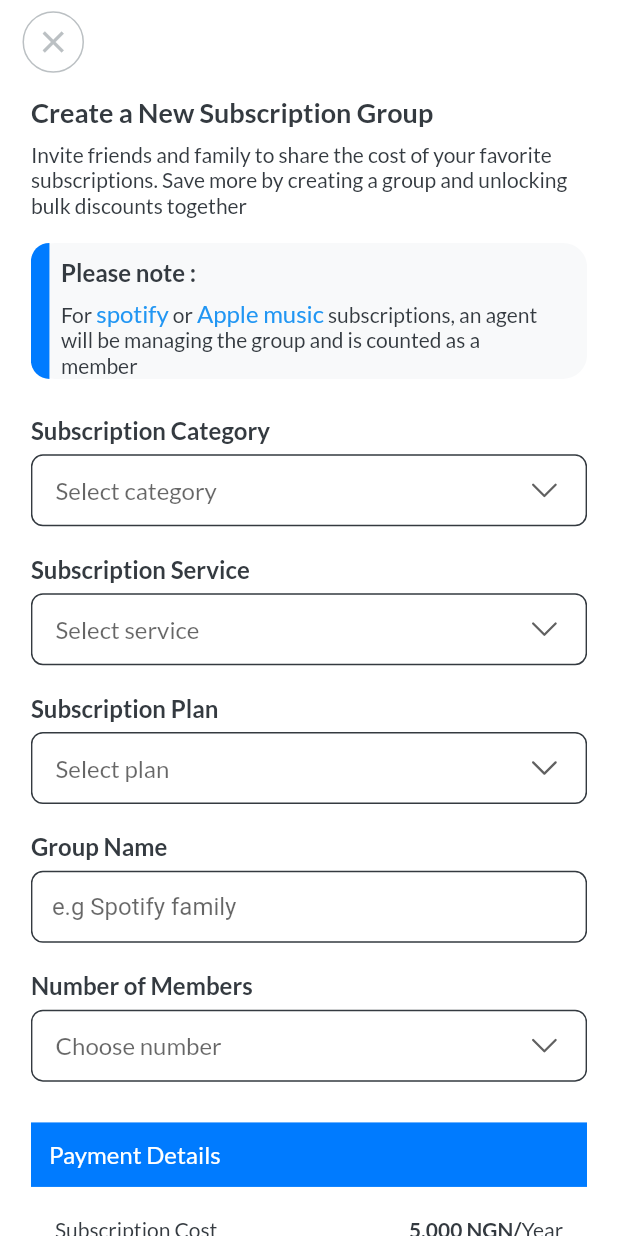
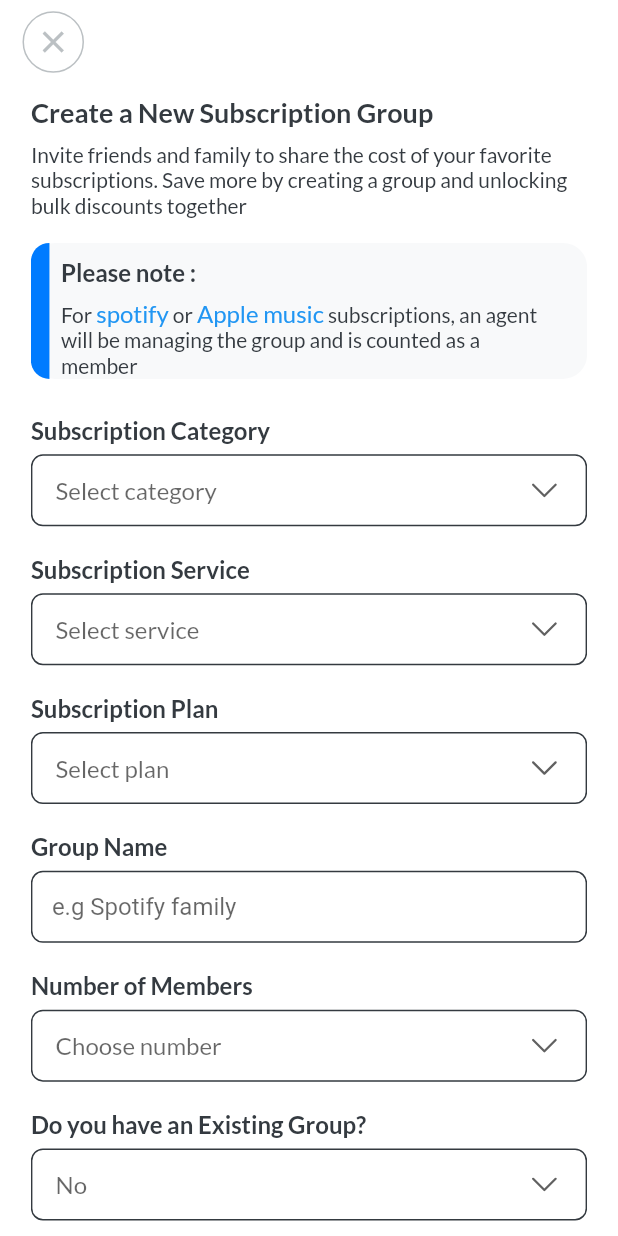
Before and after one commit to Omozuas/sharepact, a Flutter app: the CreateGroupScreen screen opened directly, on a phone screen of 412 x 824 dp. Run offline on Flutter 3.47's test engine with Material 3 defaults, Android fonts, the phone set to English and light mode, and no system bars; our stand-ins replace firebase_core, google_fonts, heroicons_flutter, smooth_page_indicator; accounts and stored records are empty.

Commit message:
create group

```diff
--- a/lib/create_group.dart
+++ b/lib/create_group.dart
@@ -1,11 +1,10 @@
-// ignore_for_file: library_private_types_in_public_api
-
 import 'package:flutter/cupertino.dart';
 import 'package:flutter/gestures.dart';
 import 'package:flutter/material.dart';
 import 'package:google_fonts/google_fonts.dart';
 import 'package:heroicons_flutter/heroicons_flutter.dart';
 import 'package:sharepact_app/screens/home/components/input_field.dart';
+import 'package:intl/intl.dart';
 
 class CreateGroupScreen extends StatefulWidget {
   const CreateGroupScreen({super.key});
@@ -20,8 +19,58 @@ class _CreateGroupScreenState extends State<CreateGroupScreen> {
   String selectedPlan = '';
   String groupName = '';
   String numberOfMembers = '';
-  bool isPublic = true;
+  String existingGroup = 'No';
   bool agreedToTerms = false;
+  bool showDatePickerFlag = false;
+  DateTime? selectedDate;
+
+  Future<void> _selectDate(BuildContext context) async {
+    final DateTime? picked = await showDatePicker(
+      context: context,
+      initialDate: selectedDate ?? DateTime.now(),
+      firstDate: DateTime(2000),
+      lastDate: DateTime(2101),
+    );
+    if (picked != null && picked != selectedDate) {
+      setState(() {
+        selectedDate = picked;
+        showDatePickerFlag = true;
+      });
+    }
+  }
+
+  void _showPrivacyDialog() {
+    showDialog(
+      context: context,
+      builder: (BuildContext context) {
+        return AlertDialog(
+          title: Text('Do you have an Existing Group?'),
+          content: Text('Do you have an Existing Group?'),
+          actions: <Widget>[
+            TextButton(
+              child: Text('No'),
+              onPressed: () {
+                Navigator.of(context).pop();
+                _proceedWithGroupCreation();
+              },
+            ),
+            TextButton(
+              child: Text('Yes'),
+              onPressed: () {
+                Navigator.of(context).pop();
+                _selectDate(context);
+              },
+            ),
+          ],
+        );
+      },
+    );
+  }
+
+  void _proceedWithGroupCreation() {
+    // Handle the creation of group without showing date picker
+    // For example, navigate to the next screen or show a confirmation message
+  }
 
   @override
   Widget build(BuildContext context) {
@@ -29,7 +78,6 @@ class _CreateGroupScreenState extends State<CreateGroupScreen> {
     final width = MediaQuery.of(context).size.width;
     return Scaffold(
       appBar: AppBar(
-        // toolbarHeight: 0, // Hide the app bar
         backgroundColor: Colors.white,
         leading: Padding(
           padding: const EdgeInsets.only(left: 15.0),
@@ -84,7 +132,6 @@ class _CreateGroupScreenState extends State<CreateGroupScreen> {
                         color: const Color(0xFFF8F9FA),
                         borderRadius: BorderRadius.circular(16.0),
                       ),
-                      child: Expanded(
                       child: Column(
                         crossAxisAlignment: CrossAxisAlignment.start,
                         children: [
@@ -157,7 +204,6 @@ class _CreateGroupScreenState extends State<CreateGroupScreen> {
                       ),
                     ),
                   ),
-                  ),
                   Positioned(
                     left: width * .00000001,
                     child: Container(
@@ -190,7 +236,7 @@ class _CreateGroupScreenState extends State<CreateGroupScreen> {
                   items: <String>[
                     'Category 1',
                     'Category 2',
-                    'Cateogry 3',
+                    'Category 3',
                   ].map((String value) {
                     return DropdownMenuItem<String>(
                       value: value,
@@ -356,6 +402,89 @@ class _CreateGroupScreenState extends State<CreateGroupScreen> {
                   },
                 ),
               ),
+              AppInputField(
+                headerText: 'Do you have an Existing Group?',
+                style: GoogleFonts.lato(
+                  color: const Color(0xff343A40),
+                  fontSize: 16,
+                  fontWeight: FontWeight.w600,
+                ),
+                hintText: 'Select Yes or No',
+                trailing: DropdownButton<String>(
+                  icon: const Icon(HeroiconsOutline.chevronDown),
+                  padding:
+                      EdgeInsets.only(left: width * .04, right: width * .04),
+                  items: <String>['Yes', 'No'].map((String value) {
+                    return DropdownMenuItem<String>(
+                      value: value,
+                      child: Text(
+                        value,
+                        style: GoogleFonts.lato(
+                          fontWeight: FontWeight.w400,
+                        ),
+                      ),
+                    );
+                  }).toList(),
+                  hint: Text(
+                    existingGroup,
+                    style: GoogleFonts.lato(),
+                  ),
+                  borderRadius: BorderRadius.circular(10),
+                  underline: const SizedBox(),
+                  isExpanded: true,
+                  onChanged: (value) {
+                    if (value != null) {
+                      setState(() {
+                        existingGroup = value;
+                        if (existingGroup == 'Yes') {
+                          _selectDate(context);
+                        } else {
+                          showDatePickerFlag = false;
+                          selectedDate = null;
+                          _proceedWithGroupCreation();
+                        }
+                      });
+                    }
+                  },
+                ),
+              ),
+              if (showDatePickerFlag)
+                Column(
+                  crossAxisAlignment: CrossAxisAlignment.start,
+                  children: [
+                    SizedBox(height: height * .02),
+                    Text(
+                      'Next Subscription Date',
+                      style: GoogleFonts.lato(
+                        color: const Color(0xff343A40),
+                        fontSize: 16,
+                        fontWeight: FontWeight.w600,
+                      ),
+                    ),
+                    SizedBox(height: height * .01),
+                    GestureDetector(
+                      onTap: () {
+                        _selectDate(context);
+                      },
+                      child: Container(
+                        padding: const EdgeInsets.symmetric(
+                            vertical: 12, horizontal: 16),
+                        decoration: BoxDecoration(
+                          color: const Color(0xFFF8F9FA),
+                          borderRadius: BorderRadius.circular(10),
+                        ),
+                        child: Text(
+                          DateFormat.yMd().format(selectedDate!),
+                          style: GoogleFonts.lato(
+                            color: const Color(0xff343A40),
+                            fontSize: 16,
+                            fontWeight: FontWeight.w400,
+                          ),
+                        ),
+                      ),
+                    ),
+                  ],
+                ),
               SizedBox(height: height * .01),
               Container(
                 width: width,
@@ -376,7 +505,7 @@ class _CreateGroupScreenState extends State<CreateGroupScreen> {
                   crossAxisAlignment: CrossAxisAlignment.start,
                   children: [
                     buildPaymentDetailRow(
-                        'Subscription Cost', '5,000 NGN/', 'Year'),
+                        'Subscription Cost', '5,000 NGN/', 'Month'),
                     const Divider(),
                     buildPaymentDetailRow('Handling Fee', '500 NGN', ''),
                     const Divider(),
@@ -384,49 +513,6 @@ class _CreateGroupScreenState extends State<CreateGroupScreen> {
                   ],
                 ),
               ),
-              const Divider(),
-              SizedBox(height: height * .02),
-              Text(
-                'Group Privacy',
-                style: GoogleFonts.lato(
-                    color: const Color(0xff343A40),
-                    fontSize: 16,
-                    fontWeight: FontWeight.w600),
-              ),
-              SizedBox(height: height * .01),
-              Container(
-                padding: const EdgeInsets.only(
-                    left: 20, right: 14, bottom: 14, top: 14),
-                decoration: BoxDecoration(
-                    color: const Color(0xffF8F9FA),
-                    borderRadius: BorderRadius.circular(16)),
-                child: Row(
-                  mainAxisAlignment: MainAxisAlignment.spaceBetween,
-                  children: [
-                    Text(
-                      'Public',
-                      style: GoogleFonts.lato(
-                          fontSize: 16,
-                          fontWeight: FontWeight.w400,
-                          color: const Color(0xff5D6166)),
-                    ),
-                    Transform.scale(
-                      scaleX: .85,
-                      scaleY: .85,
-                      child: CupertinoSwitch(
-                        activeColor: const Color(0xFF007BFF),
-                        value: isPublic,
-                        onChanged: (value) {
-                          setState(() {
-                            isPublic = !isPublic;
-                          });
-                        },
-                      ),
-                    ),
-                  ],
-                ),
-              ),
-              SizedBox(height: height * .02),
               const Divider(),
               SizedBox(height: height * .02),
               Text(
@@ -530,20 +616,20 @@ class _CreateGroupScreenState extends State<CreateGroupScreen> {
                 child: ElevatedButton(
                   onPressed: agreedToTerms
                       ? () {
-                          // Handle create group action
+                          _showPrivacyDialog();
                         }
                       : null,
                   style: ButtonStyle(
-                    backgroundColor: WidgetStateProperty.resolveWith<Color>(
-                      (Set<WidgetState> states) {
-                        if (states.contains(WidgetState.disabled)) {
+                    backgroundColor: MaterialStateProperty.resolveWith<Color>(
+                      (Set<MaterialState> states) {
+                        if (states.contains(MaterialState.disabled)) {
                           return const Color(0xFFB0D6FF);
                         }
                         return const Color(
                             0xFF007BFF); // Use the component's default.
                       },
                     ),
-                    padding: WidgetStateProperty.all<EdgeInsets>(
+                    padding: MaterialStateProperty.all<EdgeInsets>(
                         const EdgeInsets.symmetric(
                             vertical: 20.0, horizontal: 16.0)),
                   ),
@@ -559,7 +645,7 @@ class _CreateGroupScreenState extends State<CreateGroupScreen> {
                   ),
                 ),
               ),
-              SizedBox(height: height * .03)
+              SizedBox(height: height * .03),
             ],
           ),
         ),
--- a/pubspec.yaml
+++ b/pubspec.yaml
@@ -40,6 +40,7 @@ dependencies:
   http: ^1.2.1
   firebase_core: ^3.1.1
   heroicons_flutter: ^0.3.0
+  intl: ^0.19.0
 
 dev_dependencies:
   flutter_test:
```
Also changed, not shown: pubspec.lock. Lines whose indentation alone changed are shown as unchanged.
